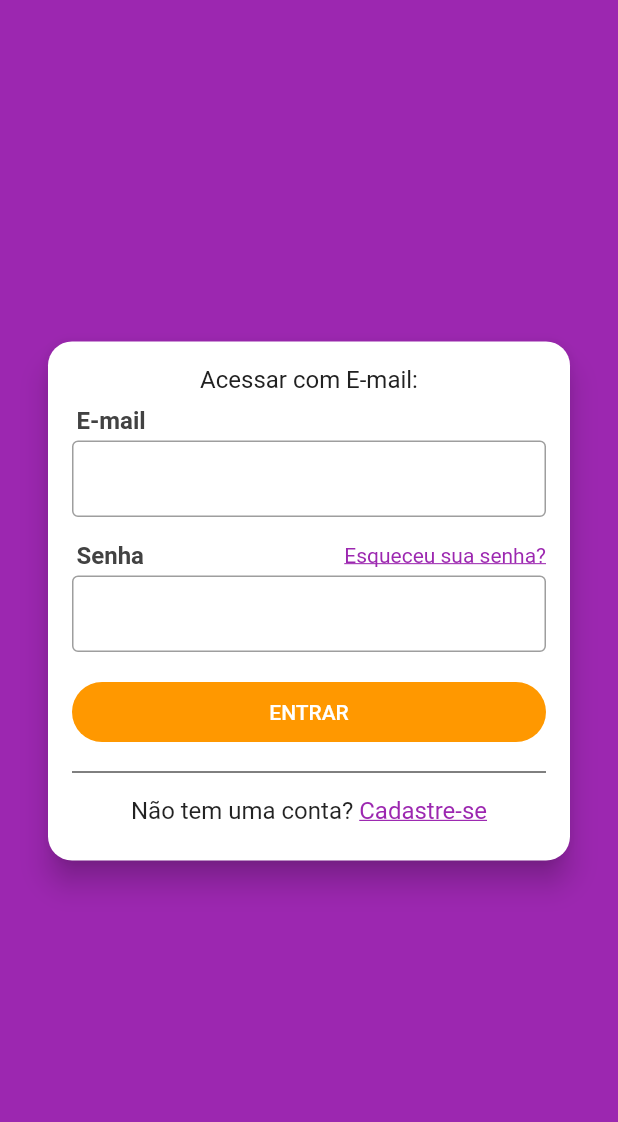
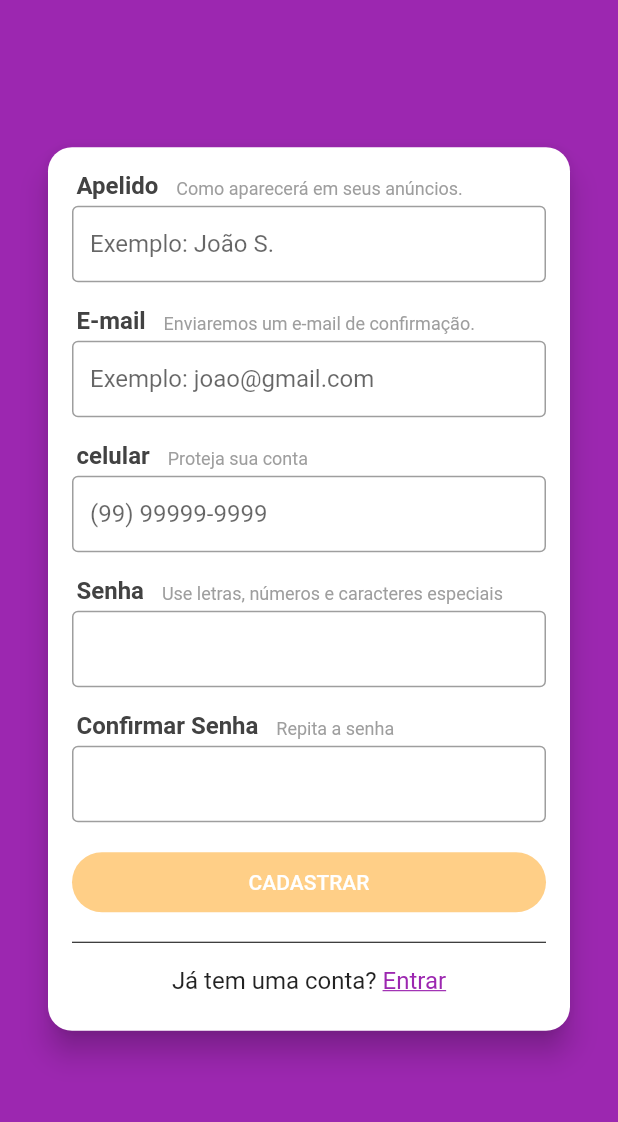
Before and after one commit to Dineydm/xlo_mobx, a Flutter app: the LoginScreen screen opened directly, after a tap on "Cadastre-se", on a phone screen of 412 x 824 dp, the part 59-1181 px from its top. Run offline on Flutter 3.47's test engine with Material 2 defaults, Android fonts, the phone set to English and light mode, and no system bars; our stand-ins replace brasil_fields, flutter_mobx, get_it, mobx, parse_server_sdk; generated files the repository leaves out were written again.

Commit message:
Adição de novos arquivos

```diff
--- /dev/null
+++ b/lib/repositories/table_keys.dart
@@ -0,0 +1,5 @@
+const keyUserId = 'objectId';
+const keyUserName = 'name';
+const keyUserEmail = 'email';
+const keyUserPhone = 'phone';
+const keyUserType = 'type';
--- a/lib/screens/login/login_screen.dart
+++ b/lib/screens/login/login_screen.dart
@@ -1,4 +1,5 @@
 import 'package:flutter/material.dart';
+import 'package:xlo_mobx/screens/signup/signup_screen.dart';
 
 class LoginScreen extends StatelessWidget {
   @override
@@ -11,6 +12,8 @@ class LoginScreen extends StatelessWidget {
       body: Container(
         alignment: Alignment.center,
         child: SingleChildScrollView(
+          child: Padding(
+            padding: const EdgeInsets.only(bottom: 16),
             child: Card(
               margin: const EdgeInsets.symmetric(horizontal: 32),
               shape: RoundedRectangleBorder(
@@ -111,8 +114,9 @@ class LoginScreen extends StatelessWidget {
                           ),
                           GestureDetector(
                             onTap: (){
-                            /*Navigator.of(context).push(MaterialPageRoute(
-                              builder: (_) => SignUpScreen()));*/
+                              Navigator.of(context).push(
+                                MaterialPageRoute(builder: (_) => SignUpScreen())
+                              );
                             },
                             child: Text(
                               'Cadastre-se',
@@ -132,6 +136,7 @@ class LoginScreen extends StatelessWidget {
             ),
           ),
         ),
+      ),
     );
   }
 }
--- /dev/null
+++ b/lib/screens/signup/components/field_title.dart
@@ -0,0 +1,36 @@
+import 'package:flutter/material.dart';
+
+class FieldTitle extends StatelessWidget {
+
+  FieldTitle({this.title, this.subtitle});
+
+  final String title;
+  final String subtitle;
+
+  @override
+  Widget build(BuildContext context) {
+    return Padding(
+      padding: const EdgeInsets.only(left: 3, bottom: 4),
+      child: Wrap(
+        crossAxisAlignment: WrapCrossAlignment.end,
+        children: [
+          Text(
+            '$title   ',
+            style: TextStyle(
+              color: Colors.grey[800],
+              fontSize: 16,
+              fontWeight: FontWeight.w700,
+            ),
+          ),
+          Text(
+            '$subtitle',
+            style: TextStyle(
+              color: Colors.grey,
+              fontSize: 12,
+            ),
+          )
+        ],
+      ),
+    );
+  }
+}
--- /dev/null
+++ b/lib/screens/signup/signup_screen.dart
@@ -0,0 +1,181 @@
+import 'package:brasil_fields/brasil_fields.dart';
+import 'package:flutter/material.dart';
+import 'package:flutter/services.dart';
+import 'package:flutter_mobx/flutter_mobx.dart';
+import 'package:xlo_mobx/screens/signup/components/field_title.dart';
+import 'package:xlo_mobx/stores/signup_store.dart';
+
+class SignUpScreen extends StatelessWidget {
+
+  final SignupStore signupStore = SignupStore();
+
+  @override
+  Widget build(BuildContext context) {
+    return Scaffold(
+      appBar: AppBar(
+        title: const Text('Entrar'),
+        centerTitle: true,
+      ),
+      body: Container(
+        alignment: Alignment.center,
+        child: SingleChildScrollView(
+          child: Padding(
+            padding: const EdgeInsets.only(bottom: 16),
+            child: Card(
+              margin: const EdgeInsets.symmetric(horizontal: 32),
+              shape: RoundedRectangleBorder(
+                borderRadius: BorderRadius.circular(16)
+              ),
+              elevation: 8,
+              child: Padding(
+                padding: const EdgeInsets.all(16),
+                child: Column(
+                  crossAxisAlignment: CrossAxisAlignment.stretch,
+                  mainAxisSize: MainAxisSize.min,
+                  children: [
+                    FieldTitle(
+                      title: 'Apelido',
+                      subtitle: 'Como aparecerá em seus anúncios.',
+                    ),
+                    Observer(builder:  (_) {
+                      return TextField(
+                        enabled: !signupStore.loading,
+                        decoration: InputDecoration(
+                            border: OutlineInputBorder(),
+                            hintText: 'Exemplo: João S.',
+                            isDense: true,
+                            errorText: signupStore.nameError
+                        ),
+                        onChanged: signupStore.setName,
+                      );
+                    }),
+                    const SizedBox(height: 16,),
+                    FieldTitle(
+                      title: 'E-mail',
+                      subtitle: 'Enviaremos um e-mail de confirmação.',
+                    ),
+                    Observer(builder: (_){
+                     return TextField(
+                       enabled: !signupStore.loading,
+                       decoration: InputDecoration(
+                           border: OutlineInputBorder(),
+                           hintText: 'Exemplo: joao@gmail.com',
+                           isDense: true,
+                           errorText: signupStore.emailError
+                       ),
+                       keyboardType: TextInputType.emailAddress,
+                       autocorrect: false,
+                       onChanged: signupStore.setEmail,
+                     );
+                    }),
+                    const SizedBox(height: 16,),
+                    FieldTitle(
+                      title: 'celular',
+                      subtitle: 'Proteja sua conta',
+                    ),
+                    Observer(builder: (_){
+                      return TextField(
+                        enabled: !signupStore.loading,
+                        decoration: InputDecoration(
+                            border: OutlineInputBorder(),
+                            hintText: '(99) 99999-9999',
+                            isDense: true,
+                            errorText: signupStore.phoneError
+                        ),
+                        keyboardType: TextInputType.phone,
+                        inputFormatters: [
+                          WhitelistingTextInputFormatter.digitsOnly,
+                          TelefoneInputFormatter()
+                        ],
+                        onChanged: signupStore.setPhone,
+                      );
+                    }),
+                    const SizedBox(height: 16,),
+                    FieldTitle(
+                      title: 'Senha',
+                      subtitle: 'Use letras, números e caracteres especiais',
+                    ),
+                    Observer(builder: (_){
+                      return TextField(
+                        enabled: !signupStore.loading,
+                        decoration: InputDecoration(
+                            border: const OutlineInputBorder(),
+                            isDense: true,
+                            errorText: signupStore.pass1Error
+                        ),
+                        obscureText: true,
+                        onChanged: signupStore.setPass1,
+                      );
+                    }),
+                    const SizedBox(height: 16,),
+                    FieldTitle(
+                      title: 'Confirmar Senha',
+                      subtitle: 'Repita a senha',
+                    ),
+                    Observer(builder: (_){
+                      return TextField(
+                        enabled: !signupStore.loading,
+                        decoration: InputDecoration(
+                            border: const OutlineInputBorder(),
+                            isDense: true,
+                            errorText: signupStore.pass2Error
+                        ),
+                        obscureText: true,
+                        onChanged: signupStore.setPass2,
+                      );
+                    }),
+                    Observer(builder: (_){
+                      return Container(
+                        height: 40,
+                        margin: const EdgeInsets.only(top: 20, bottom: 12),
+                        child: RaisedButton(
+                          color: Colors.orange,
+                          disabledColor: Colors.orange.withAlpha(120),
+                          child: signupStore.loading
+                            ? CircularProgressIndicator(
+                              valueColor: AlwaysStoppedAnimation(Colors.white),
+                          )
+                            : Text('CADASTRAR'),
+                          textColor: Colors.white,
+                          elevation: 0,
+                          shape: RoundedRectangleBorder(
+                              borderRadius: BorderRadius.circular(20)
+                          ),
+                          onPressed: signupStore.signUpPressed,
+                        ),
+                      );
+                    }),
+                    Divider(color: Colors.black,),
+                    Padding(
+                      padding: const EdgeInsets.symmetric(vertical: 8),
+                      child: Wrap(
+                        alignment: WrapAlignment.center,
+                        children: <Widget>[
+                          const Text(
+                            'Já tem uma conta? ',
+                            style: TextStyle(fontSize: 16),
+                          ),
+                          GestureDetector(
+                            onTap: Navigator.of(context).pop,
+                            child: Text(
+                              'Entrar',
+                              style: TextStyle(
+                                decoration: TextDecoration.underline,
+                                color: Colors.purple,
+                                fontSize: 16,
+                              ),
+                            ),
+                          )
+                        ],
+                      ),
+                    )
+                  ],
+                ),
+              ),
+            ),
+          ),
+        ),
+      ),
+    );
+  }
+}
--- /dev/null
+++ b/lib/stores/signup_store.dart
@@ -0,0 +1,128 @@
+import 'package:mobx/mobx.dart';
+import 'package:xlo_mobx/helpers/extensions.dart';
+import 'package:xlo_mobx/models/user.dart';
+import 'package:xlo_mobx/repositories/user_repository.dart';
+
+part 'signup_store.g.dart';
+
+class SignupStore = _SignupStore with _$SignupStore;
+
+abstract class _SignupStore with Store {
+
+  /*_SignupStore() {
+    autorun((_){
+      print(pass1);
+      print(pass2);
+    });
+  }*/
+
+  @observable
+  String name;
+
+  @action
+  void setName(String value) => name = value;
+
+  @computed
+  bool get nameValid => name != null && name.length > 6;
+  String get nameError {
+    if(name == null || nameValid)
+      return null;
+    else if(name.isEmpty)
+      return 'Campo obrigatório';
+    else
+      return 'Nome muito curto';
+  }
+
+  @observable
+  String email;
+
+  @action
+  void setEmail(String value) => email = value;
+
+  @computed
+  bool get emailValid => email != null && email.isEmailValid();
+  String get emailError {
+    if(email == null || emailValid)
+      return null;
+    else if(email.isEmpty)
+      return 'Campo obrigatório';
+    else
+      return 'E-mail inválido';
+  }
+
+  @observable
+  String phone;
+
+  @action
+  void setPhone(String value) => phone = value;
+
+  @computed
+  bool get phoneValid => phone != null && phone.length >= 14;
+  String get phoneError {
+    if(phone == null || phoneValid)
+      return null;
+    else if (phone.isEmpty)
+      return 'Campo obrigatório';
+    else
+      return 'Celular inválido';
+  }
+
+  @observable
+  String pass1;
+
+  @action
+  void setPass1(String value) => pass1 = value;
+
+  @computed
+  bool get pass1Valid => pass1 != null && pass1.length >= 6;
+  String get pass1Error {
+    if (pass1 == null || pass1Valid)
+      return null;
+    else if (pass1.isEmpty)
+      return 'Campo obrigatório';
+    else
+      return 'Senha muito curta';
+  }
+
+  @observable
+  String pass2;
+
+  @action
+  void setPass2(String value) => pass2 = value;
+
+  @computed
+  bool get pass2Valid => pass2 != null && pass2 == pass1;
+  String get pass2Error {
+    if (pass2 == null || pass2Valid)
+      return null;
+    else
+      return 'Senhas não coincidem';
+  }
+
+  @computed
+  bool get isFormValid => nameValid && emailValid
+      && phoneValid && pass1Valid && pass2Valid;
+
+  @computed
+  Function get signUpPressed => (isFormValid && !loading) ? _signUp : null;
+
+  @observable
+  bool loading = false;
+
+  @action
+  Future<void> _signUp() async {
+    loading = true;
+
+    final user = User(
+      name: name,
+      email: email,
+      phone: phone,
+      password: pass1
+    );
+
+    await UserRepository().signUp(user);
+
+    loading = false;
+  }
+
+}
--- a/pubspec.yaml
+++ b/pubspec.yaml
@@ -32,6 +32,7 @@ dependencies:
   mobx: ^1.2.1+4
   flutter_mobx: ^1.1.0+2
   get_it: ^5.0.6
+  brasil_fields: ^0.6.1
 
 
 dev_dependencies:
```
Also changed, not shown: lib/helpers/extensions.dart (added, +7 -0 lines), lib/models/user.dart (added, +18 -0 lines), lib/repositories/user_repository.dart (added, +24 -0 lines), lib/repositories/parse_errors.dart (added), lib/stores/signup_store.g.dart (added), pubspec.lock. Lines whose indentation alone changed are shown as unchanged.
